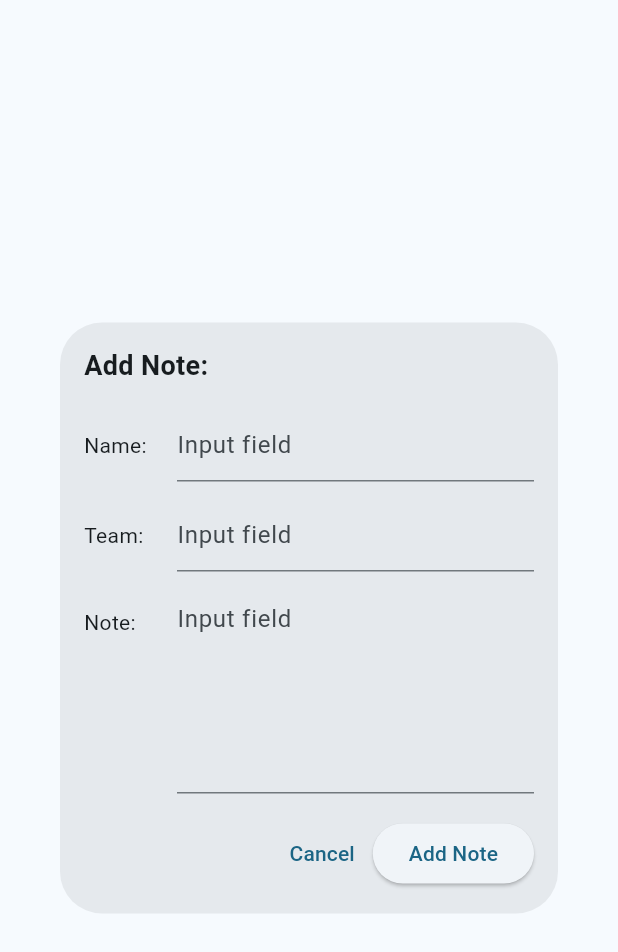
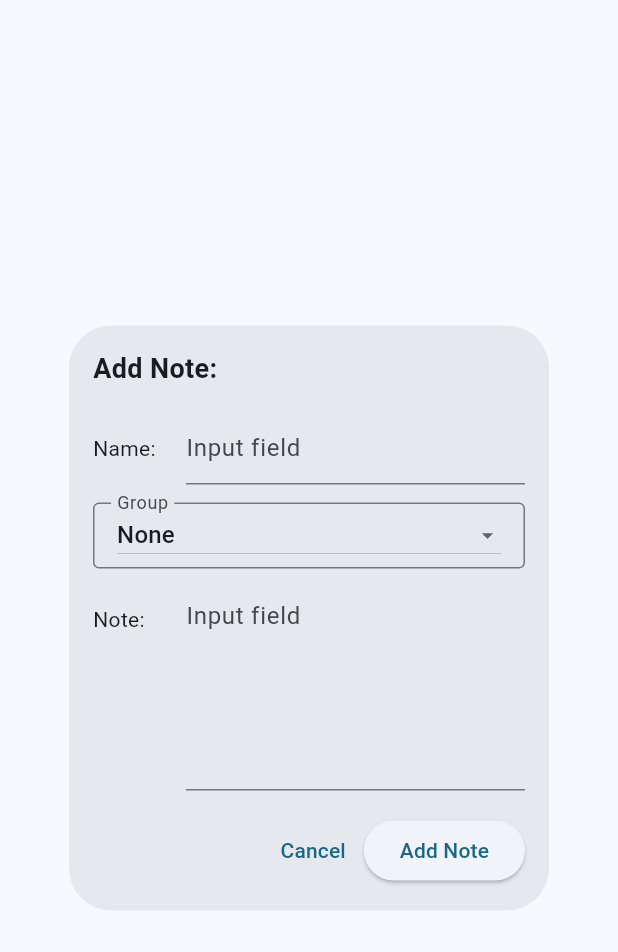
Before and after one commit to bryandevuono/INGV_APP, a Flutter app: the AddNoteDialog widget shown alone on an empty page, opened directly with empty values, on a phone screen of 412 x 824 dp. Shown: the top 952 px of the screen. Run offline on Flutter 3.47's test engine with Material 3 defaults, Android fonts, the phone set to English and light mode, and no system bars; our stand-ins replace file_picker, flutter_map, latlong2, open_file, sembast, sembast_web; missing offline and left inert: docx_file_viewer, flutter_map_marker_cluster, legacy_gantt_chart, media_kit, media_kit_video, pdfrx.

Commit message:
Add group selection to notes dialog
Convert AddNoteDialog to a StatefulWidget and add group selection support. Pass List<GroupModel> groupOptions through EventDetailPanel -> EventDetailContent -> EventNotesSection -> AddNoteDialog. Add a Dropdown for group selection, include selected group name in the author text when adding a note, and manage TextEditingController lifecycle. Constrain and make the dialog scrollable for better sizing. Also propagate groupOptions from the timeline to the detail panel and tidy some UI formatting/line-wrapping in the timeline code.

```diff
--- a/ingv_app/lib/ui/event_detail/widgets/add_note_dialog.dart
+++ b/ingv_app/lib/ui/event_detail/widgets/add_note_dialog.dart
@@ -1,22 +1,61 @@
 import 'package:flutter/material.dart';
+import 'package:ingv_app/data/models/group_model.dart';
 import 'package:ingv_app/ui/event_detail/view_models/event_detail_view_model.dart';
 
-class AddNoteDialog extends StatelessWidget {
+class AddNoteDialog extends StatefulWidget {
   final EventDetailViewModel viewModel;
+  final List<GroupModel> groupOptions;
 
-  const AddNoteDialog({super.key, required this.viewModel});
+  const AddNoteDialog({
+    super.key,
+    required this.viewModel,
+    this.groupOptions = const [],
+  });
+
+  @override
+  State<AddNoteDialog> createState() => _AddNoteDialogState();
+}
+
+class _AddNoteDialogState extends State<AddNoteDialog> {
+  late final TextEditingController nameController;
+  late final TextEditingController noteController;
+  String? selectedGroup;
+
+  @override
+  void initState() {
+    super.initState();
+    nameController = TextEditingController();
+    noteController = TextEditingController();
+  }
+
+  @override
+  void dispose() {
+    nameController.dispose();
+    noteController.dispose();
+    super.dispose();
+  }
+
+  String? _selectedGroupName() {
+    if (selectedGroup == null) {
+      return null;
+    }
+
+    for (final group in widget.groupOptions) {
+      if (group.id == selectedGroup) {
+        return group.name;
+      }
+    }
+
+    return null;
+  }
 
   @override
   Widget build(BuildContext context) {
-    final nameController = TextEditingController();
-    final teamController = TextEditingController();
-    final noteController = TextEditingController();
-
     return Dialog(
-      child: Padding(
+      child: ConstrainedBox(
+        constraints: const BoxConstraints(maxWidth: 320, maxHeight: 520),
+        child: SingleChildScrollView(
           padding: const EdgeInsets.all(16.0),
-        child: SizedBox(
-          width: 320,
           child: Column(
             mainAxisSize: MainAxisSize.min,
             crossAxisAlignment: CrossAxisAlignment.start,
@@ -26,7 +65,6 @@ class AddNoteDialog extends StatelessWidget {
                 style: TextStyle(fontSize: 18, fontWeight: FontWeight.bold),
               ),
               const SizedBox(height: 16),
-
               Row(
                 children: [
                   const SizedBox(width: 50, child: Text('Name:')),
@@ -42,23 +80,42 @@ class AddNoteDialog extends StatelessWidget {
                 ],
               ),
               const SizedBox(height: 12),
-
-              Row(
-                children: [
-                  const SizedBox(width: 50, child: Text('Team:')),
-                  const SizedBox(width: 12),
-                  Expanded(
-                    child: TextField(
-                      controller: teamController,
+              InputDecorator(
                 decoration: const InputDecoration(
-                        hintText: 'Input field',
+                  labelText: 'Group',
+                  border: OutlineInputBorder(),
+                  isDense: true,
+                  contentPadding: EdgeInsets.symmetric(
+                    horizontal: 12,
+                    vertical: 10,
                   ),
+                ),
+                child: DropdownButton<String?>(
+                  value: selectedGroup,
+                  isExpanded: true,
+                  isDense: true,
+                  iconSize: 18,
+                  menuMaxHeight: 220,
+                  items: [
+                    const DropdownMenuItem<String?>(
+                      value: null,
+                      child: Text('None'),
+                    ),
+                    ...widget.groupOptions.map(
+                      (group) => DropdownMenuItem<String?>(
+                        value: group.id,
+                        child: Text(group.name),
                       ),
                     ),
                   ],
+                  onChanged: (value) {
+                    setState(() {
+                      selectedGroup = value;
+                    });
+                  },
+                ),
               ),
               const SizedBox(height: 12),
-
               Row(
                 crossAxisAlignment: CrossAxisAlignment.start,
                 children: [
@@ -85,28 +142,28 @@ class AddNoteDialog extends StatelessWidget {
               Row(
                 mainAxisAlignment: MainAxisAlignment.end,
                 children: [
-                  Align(
-                    alignment: Alignment.centerRight,
-                    child: TextButton(
-                      onPressed: () {
-                        Navigator.of(context).pop();
-                      },
+                  TextButton(
+                    onPressed: () => Navigator.of(context).pop(),
                     child: const Text('Cancel'),
                   ),
-                  ),
-                  Align(
-                    alignment: Alignment.centerRight,
-                    child: ElevatedButton(
+                  ElevatedButton(
                     onPressed: () {
-                        final authorInfo = teamController.text.isNotEmpty
-                            ? '${nameController.text} (${teamController.text})'
-                            : nameController.text;
+                      final selectedGroupName = _selectedGroupName();
+                      final authorParts = <String>[];
+                      if (nameController.text.isNotEmpty) {
+                        authorParts.add(nameController.text);
+                      }
+                      if (selectedGroupName != null) {
+                        authorParts.add('- $selectedGroupName');
+                      }
 
-                        viewModel.addNote(noteController.text, authorInfo);
+                      widget.viewModel.addNote(
+                        noteController.text,
+                        authorParts.join(' '),
+                      );
                       Navigator.of(context).pop();
                     },
                     child: const Text('Add Note'),
-                    ),
                   ),
                 ],
               ),
```
Also changed, not shown: ingv_app/lib/ui/event_detail/widgets/event_detail_content.dart (+11 -2 lines), ingv_app/lib/ui/event_detail/widgets/event_detail_panel.dart (+7 -1 lines), ingv_app/lib/ui/event_detail/widgets/event_notes_section.dart (+8 -1 lines), ingv_app/lib/ui/timeline/timeline.dart (+19 -12 lines), ingv_app/pubspec.lock. Lines whose indentation alone changed are shown as unchanged.
